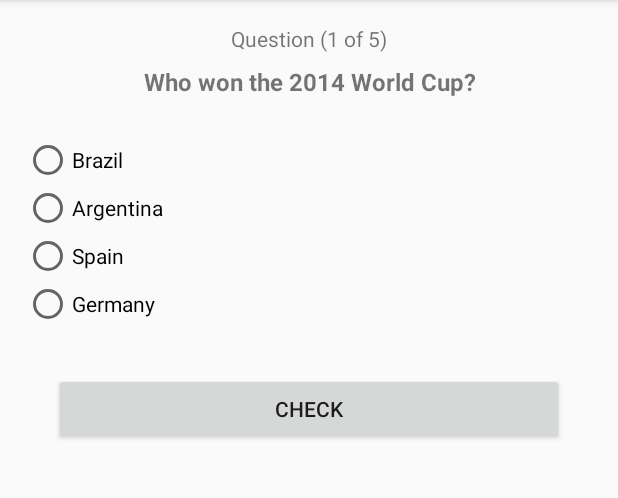
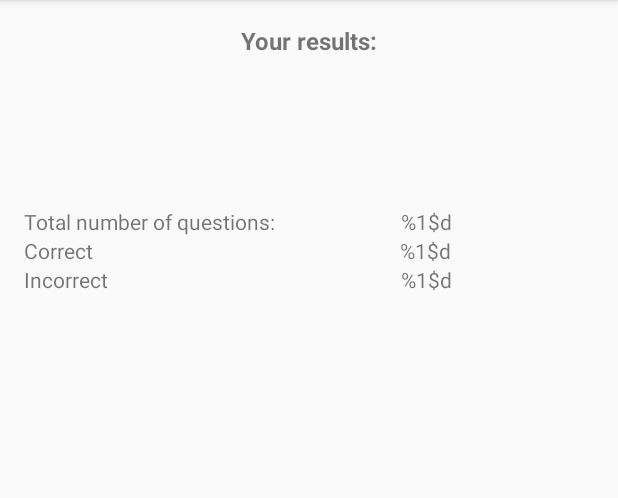
Before and after one commit to groman92/quiz, an Android app: the screen it shows after launch (QuizQuestions before the commit, ResultActivity after it), after a tap on "START QUIZ", on a phone screen of 412 x 824 dp, the part 84-582 px from its top. Run offline under Robolectric (Android 15) with nearby library versions, the phone set to English and light mode, and no system bars.

Commit message:
Added ResultActivity

```diff
--- a/app/src/main/AndroidManifest.xml
+++ b/app/src/main/AndroidManifest.xml
@@ -15,7 +15,8 @@
                 <category android:name="android.intent.category.LAUNCHER" />
             </intent-filter>
         </activity>
-        <activity android:name=".activity.QuizQuestions"></activity>
+        <activity android:name=".activity.QuizQuestions" />
+        <activity android:name=".activity.ResultActivity"></activity>
     </application>
 
 </manifest>
--- a/app/src/main/java/com/lasalle/first/part/quiz/activity/MainActivity.java
+++ b/app/src/main/java/com/lasalle/first/part/quiz/activity/MainActivity.java
@@ -28,7 +28,7 @@ public class MainActivity extends AppCompatActivity implements View.OnClickListe
 
                 Intent intent = new Intent(
                         getApplicationContext(),
-                        QuizQuestions.class);
+                        ResultActivity.class);
 
                 startActivity(intent);
                 break;
--- /dev/null
+++ b/app/src/main/java/com/lasalle/first/part/quiz/activity/ResultActivity.java
@@ -0,0 +1,15 @@
+package com.lasalle.first.part.quiz.activity;
+
+import android.support.v7.app.AppCompatActivity;
+import android.os.Bundle;
+
+import com.lasalle.first.part.quiz.R;
+
+public class ResultActivity extends AppCompatActivity {
+
+    @Override
+    protected void onCreate(Bundle savedInstanceState) {
+        super.onCreate(savedInstanceState);
+        setContentView(R.layout.activity_result);
+    }
+}
--- /dev/null
+++ b/app/src/main/res/layout/activity_result.xml
@@ -0,0 +1,91 @@
+<?xml version="1.0" encoding="utf-8"?>
+<RelativeLayout xmlns:android="http://schemas.android.com/apk/res/android"
+    xmlns:tools="http://schemas.android.com/tools"
+    android:id="@+id/activity_result"
+    android:layout_width="match_parent"
+    android:layout_height="match_parent"
+    android:paddingBottom="@dimen/activity_vertical_margin"
+    android:paddingLeft="@dimen/activity_horizontal_margin"
+    android:paddingRight="@dimen/activity_horizontal_margin"
+    android:paddingTop="@dimen/activity_vertical_margin"
+    tools:context="com.lasalle.first.part.quiz.activity.ResultActivity">
+
+    <LinearLayout
+        android:orientation="vertical"
+        android:layout_width="match_parent"
+        android:layout_height="match_parent">
+
+        <TextView
+            android:text="@string/yourResult"
+            android:layout_width="match_parent"
+            android:layout_height="wrap_content"
+            android:id="@+id/textView"
+            android:layout_alignParentEnd="true"
+            android:textAlignment="center"
+            android:textStyle="normal|bold"
+            android:textSize="16sp" />
+
+        <LinearLayout
+            android:orientation="horizontal"
+            android:layout_width="match_parent"
+            android:layout_height="wrap_content"
+            android:layout_marginTop="100dp">
+
+            <TextView
+                android:text="@string/totalNumberQuestions"
+                android:layout_width="225dp"
+                android:layout_height="wrap_content"
+                android:id="@+id/textView3"
+                android:layout_weight="0.28" />
+
+            <TextView
+                android:text="@string/totalQuestions"
+                android:layout_width="wrap_content"
+                android:layout_height="wrap_content"
+                android:id="@+id/totalQuestions"
+                android:layout_weight="1" />
+        </LinearLayout>
+
+        <LinearLayout
+            android:orientation="horizontal"
+            android:layout_width="match_parent"
+            android:layout_height="wrap_content">
+
+            <TextView
+                android:text="@string/totalCorrectQuestions"
+                android:layout_width="225dp"
+                android:layout_height="wrap_content"
+                android:id="@+id/textView7"
+                android:layout_weight="0.29" />
+
+            <TextView
+                android:text="@string/totalCorrect"
+                android:layout_width="wrap_content"
+                android:layout_height="wrap_content"
+                android:id="@+id/totalCorrect"
+                android:layout_weight="1.06" />
+        </LinearLayout>
+
+        <LinearLayout
+            android:orientation="horizontal"
+            android:layout_width="match_parent"
+            android:layout_height="match_parent">
+
+            <TextView
+                android:text="@string/totalIncorrectQuestions"
+                android:layout_width="225dp"
+                android:layout_height="wrap_content"
+                android:id="@+id/textView9"
+                android:layout_weight="0.38" />
+
+            <TextView
+                android:text="@string/totalIncorrect"
+                android:layout_width="wrap_content"
+                android:layout_height="wrap_content"
+                android:id="@+id/totalIncorrect"
+                android:layout_weight="1.36" />
+        </LinearLayout>
+
+    </LinearLayout>
+
+</RelativeLayout>
--- a/app/src/main/res/values/strings.xml
+++ b/app/src/main/res/values/strings.xml
@@ -1,4 +1,15 @@
 <resources>
     <string name="app_name">Quiz</string>
     <string name="current_question">Question (%1$d of %2$d)</string>
+    <string name="totalNumberQuestions">Total number of questions:</string>
+    <string name="totalCorrectQuestions">Correct</string>
+    <string name="totalIncorrectQuestions">Incorrect</string>
+
+    <string name="yourResult">Your results:</string>
+
+    <string name="totalQuestions">%1$d</string>
+    <string name="totalCorrect">%1$d</string>
+    <string name="totalIncorrect">%1$d</string>
+
+
 </resources>
```
